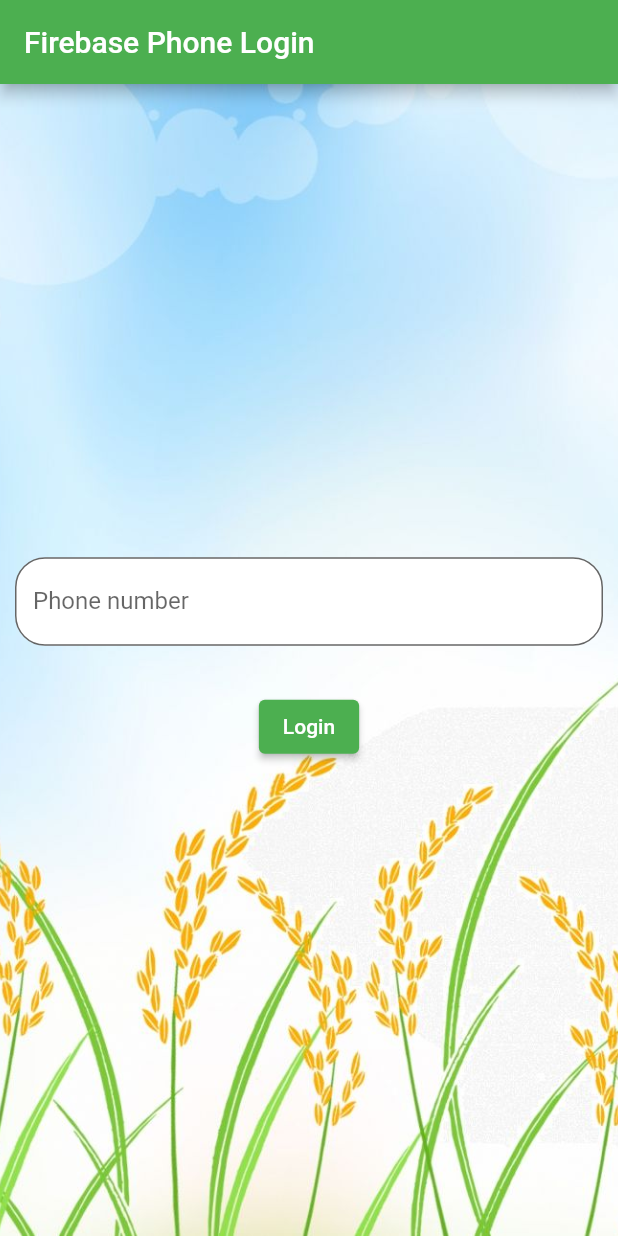
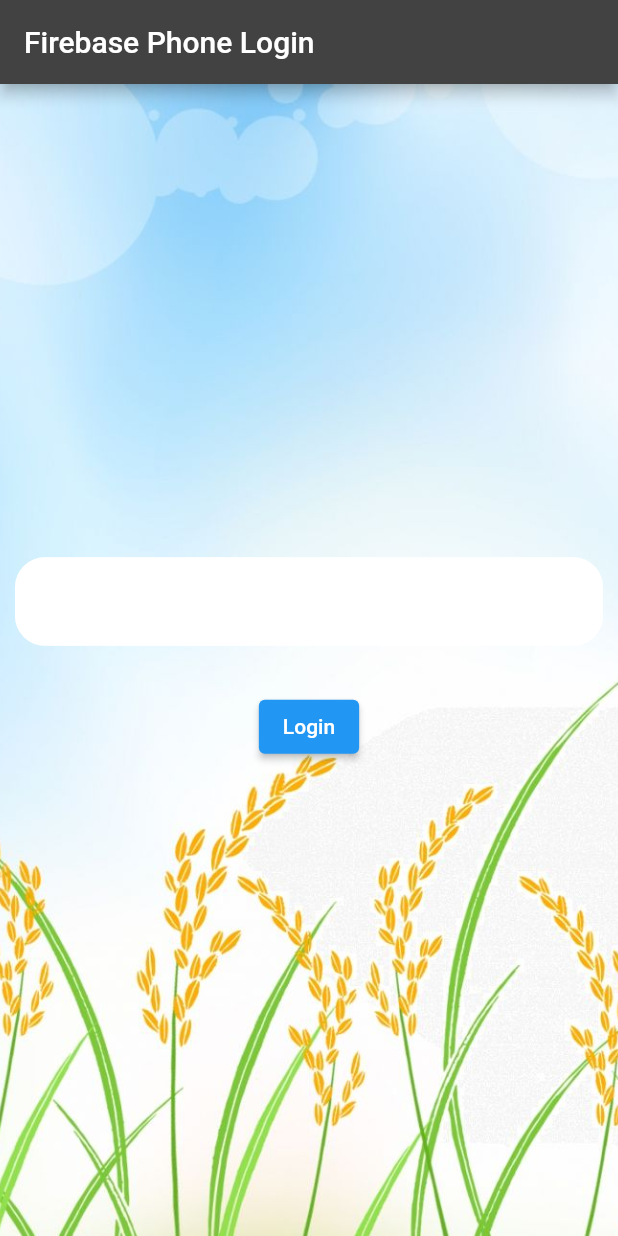
Before and after one commit to SyedSalar/Pest_Population_Control_IOT_app, a Flutter app: the screen it shows after launch, on a phone screen of 412 x 824 dp. Run offline on Flutter 3.47's test engine with Material 2 defaults, Android fonts, the phone set to English and light mode, and no system bars; our stand-ins replace firebase_auth, firebase_core, fluttertoast; missing offline and left inert: firebase_image; accounts and stored records are empty.

Commit message:
dark theme

```diff
--- a/lib/main.dart
+++ b/lib/main.dart
@@ -22,7 +22,7 @@ class _MyAppState extends State<MyApp> {
   Widget build(BuildContext context) {
     return MaterialApp(
       title: 'Splash Screen',
-      theme: ThemeData(primarySwatch: Colors.green),
+      theme: ThemeData.dark(),
       home: MySplashScreen(),
       debugShowCheckedModeBanner: false,
     );
```
